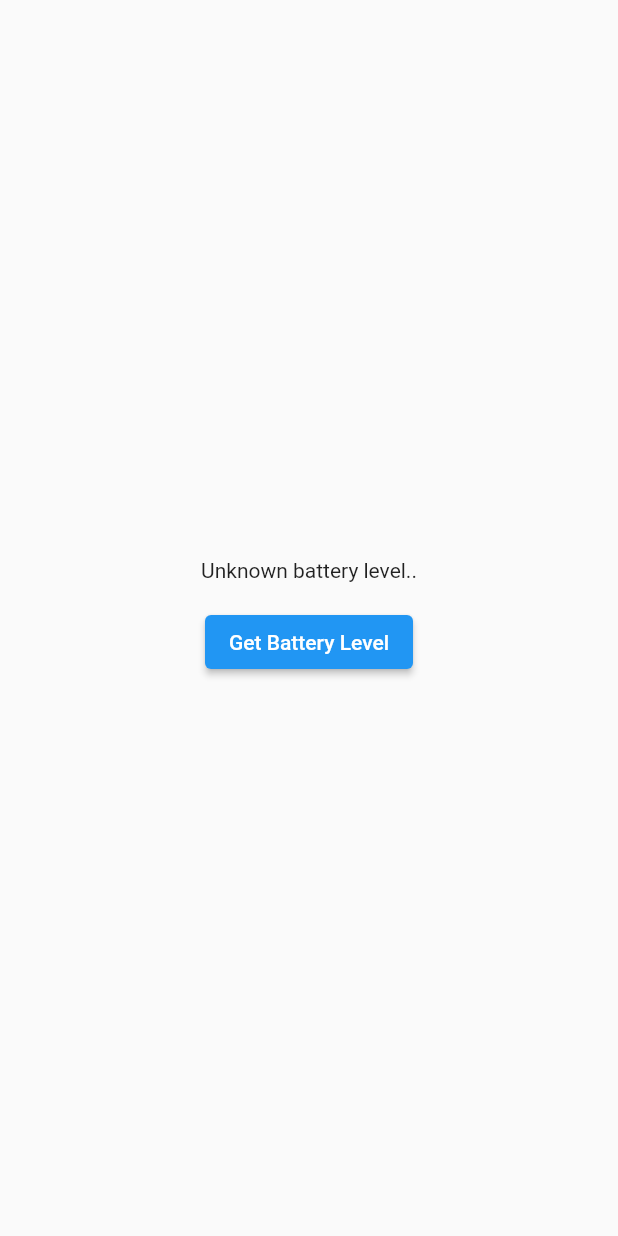
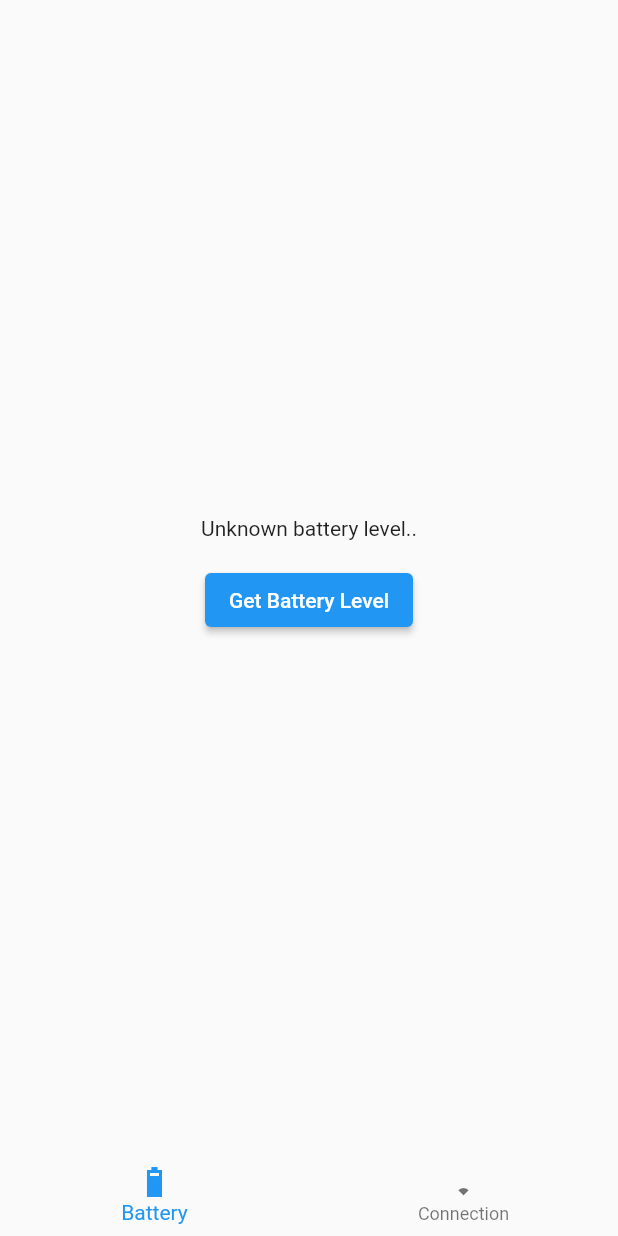
Before and after one commit to anttonijulio/native-app-simple-study-case, a Flutter app: the screen it shows after launch, on a phone screen of 412 x 824 dp. Run offline on Flutter 3.47's test engine with Material 3 defaults, Android fonts, the phone set to English and light mode, and no system bars.

```diff
--- a/lib/app/app.dart
+++ b/lib/app/app.dart
@@ -1,6 +1,6 @@
 import 'package:flutter/material.dart';
 
-import 'pages/home_page.dart';
+import 'pages/main_page.dart';
 
 class App extends StatelessWidget {
   const App({super.key});
@@ -10,7 +10,7 @@ class App extends StatelessWidget {
     return MaterialApp(
       debugShowCheckedModeBanner: false,
       theme: ThemeData.light(useMaterial3: false),
-      home: const HomePage(),
+      home: const MainPage(),
     );
   }
 }
--- a/lib/app/pages/home_page.dart
+++ b/lib/app/pages/battery_page.dart
@@ -1,14 +1,14 @@
 import 'package:flutter/material.dart';
 import 'package:flutter/services.dart';
 
-class HomePage extends StatefulWidget {
-  const HomePage({super.key});
+class BatteryPage extends StatefulWidget {
+  const BatteryPage({super.key});
 
   @override
-  State<HomePage> createState() => _HomePageState();
+  State<BatteryPage> createState() => _BatteryPageState();
 }
 
-class _HomePageState extends State<HomePage> {
+class _BatteryPageState extends State<BatteryPage> {
   static const _platform = MethodChannel('native_app/battery');
 
   String _batteryLevel = 'Unknown battery level..';
--- /dev/null
+++ b/lib/app/pages/main_page.dart
@@ -0,0 +1,66 @@
+import 'package:flutter/material.dart';
+
+import 'battery_page.dart';
+import 'connection_page.dart';
+
+class MainPage extends StatefulWidget {
+  const MainPage({super.key});
+
+  @override
+  State<MainPage> createState() => _MainPageState();
+}
+
+class _MainPageState extends State<MainPage> {
+  late PageController _pageController;
+  int _currentPage = 0;
+
+  @override
+  void initState() {
+    super.initState();
+    _pageController = PageController();
+  }
+
+  @override
+  void dispose() {
+    _pageController.dispose();
+    super.dispose();
+  }
+
+  void _changePage(int currentPage) {
+    setState(() => _currentPage = currentPage);
+    _pageController.animateToPage(
+      _currentPage,
+      duration: const Duration(milliseconds: 200),
+      curve: Curves.linear,
+    );
+  }
+
+  @override
+  Widget build(BuildContext context) {
+    return Scaffold(
+      body: PageView(
+        controller: _pageController,
+        onPageChanged: _changePage,
+        physics: const NeverScrollableScrollPhysics(),
+        children: const [BatteryPage(), ConnectionPage()],
+      ),
+      bottomNavigationBar: BottomNavigationBar(
+        elevation: 0,
+        onTap: _changePage,
+        currentIndex: _currentPage,
+        items: const [
+          BottomNavigationBarItem(
+            icon: Icon(Icons.battery_0_bar),
+            activeIcon: Icon(Icons.battery_6_bar_sharp),
+            label: 'Battery',
+          ),
+          BottomNavigationBarItem(
+            icon: Icon(Icons.wifi_1_bar),
+            activeIcon: Icon(Icons.wifi),
+            label: 'Connection',
+          ),
+        ],
+      ),
+    );
+  }
+}
```
Also changed, not shown: lib/app/pages/connection_page.dart (added, +51 -0 lines), 2 other files.
